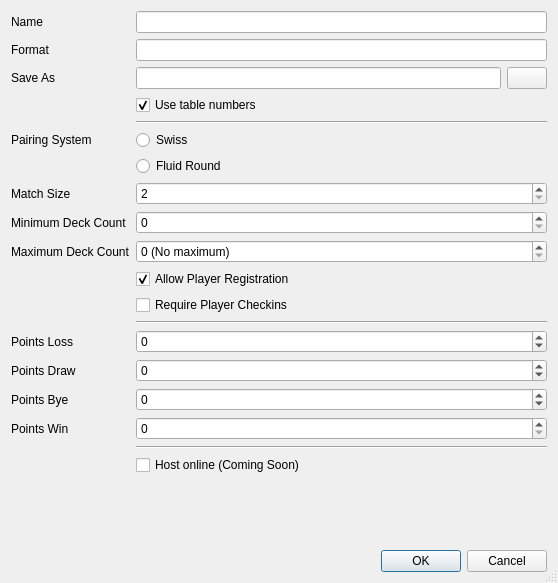
First picture: the form in src/ui/menubar/file/createtournamentdialogue.ui, repository SquireTournamentServices/SquireDesktop, before the edit.
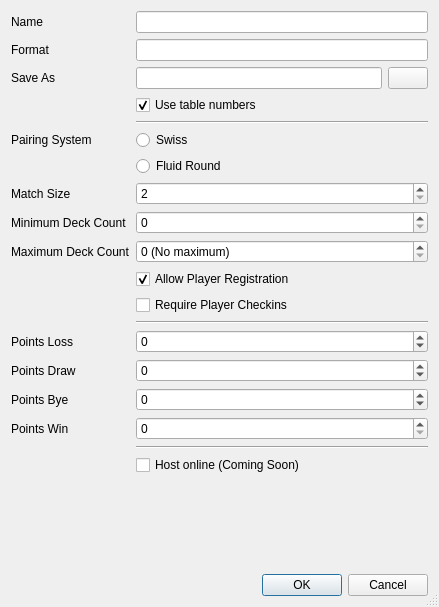
Second picture: the form after the edit. Icons and pictures are not drawn.

Diff of the .ui file:
```diff
--- a/src/ui/menubar/file/createtournamentdialogue.ui
+++ b/src/ui/menubar/file/createtournamentdialogue.ui
@@ -6,8 +6,8 @@
    <rect>
     <x>0</x>
     <y>0</y>
-    <width>558</width>
-    <height>583</height>
+    <width>439</width>
+    <height>607</height>
    </rect>
   </property>
   <property name="windowTitle">
```
